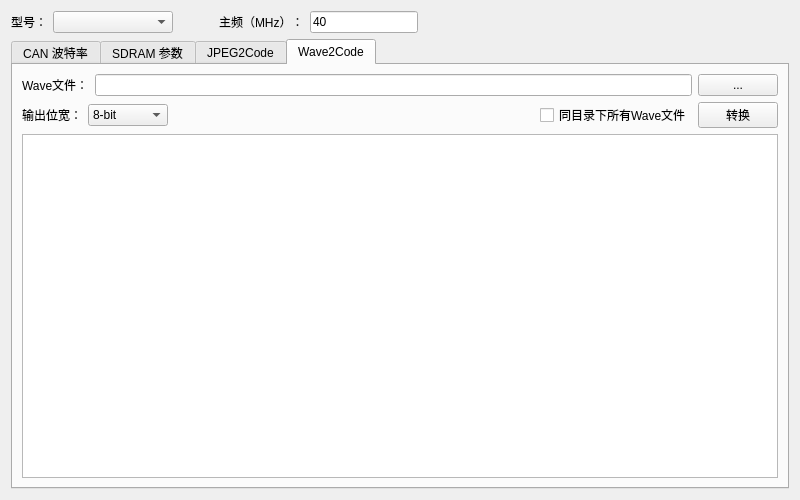
Before: the Qt Designer form SWMTool.ui in Synwit-Co-Ltd/SWMTool, drawn with Qt 5.
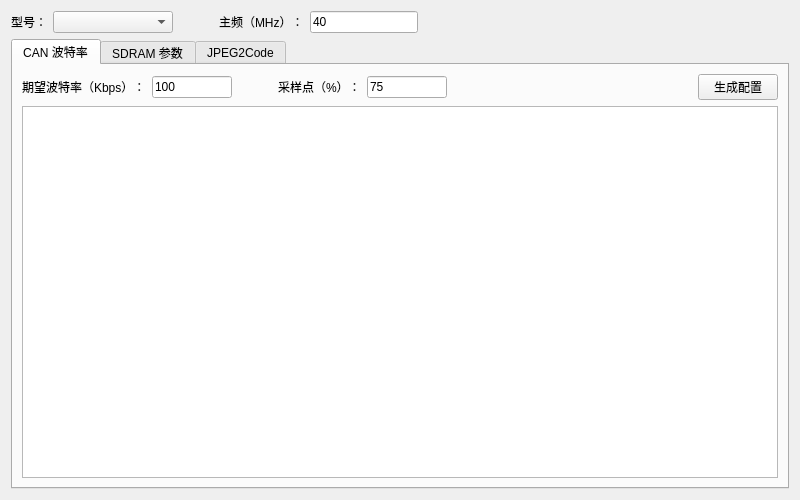
After: the same form once the commit is applied. The open tabs and pages were chosen to show the change.

Commit message: remove Wave2Code function

What changed in the file:
```diff
--- a/SWMTool.ui
+++ b/SWMTool.ui
@@ -360,99 +360,6 @@
        </item>
       </layout>
      </widget>
-     <widget class="QWidget" name="tabWav">
-      <attribute name="title">
-       <string>Wave2Code</string>
-      </attribute>
-      <layout class="QVBoxLayout" name="vLayoutWav">
-       <item>
-        <layout class="QHBoxLayout" name="hLayoutWav1">
-         <item>
-          <widget class="QLabel" name="lblWavFile">
-           <property name="text">
-            <string>Wave文件：</string>
-           </property>
-          </widget>
-         </item>
-         <item>
-          <widget class="QLineEdit" name="linWavFile"/>
-         </item>
-         <item>
-          <widget class="QPushButton" name="btnWavFile">
-           <property name="text">
-            <string>...</string>
-           </property>
-          </widget>
-         </item>
-        </layout>
-       </item>
-       <item>
-        <layout class="QHBoxLayout" name="hLayoutWav2">
-         <item>
-          <widget class="QLabel" name="lblWavObit">
-           <property name="text">
-            <string>输出位宽：</string>
-           </property>
-          </widget>
-         </item>
-         <item>
-          <widget class="QComboBox" name="cmbWavObit">
-           <property name="minimumSize">
-            <size>
-             <width>80</width>
-             <height>0</height>
-            </size>
-           </property>
-           <item>
-            <property name="text">
-             <string>8-bit</string>
-            </property>
-           </item>
-           <item>
-            <property name="text">
-             <string>16-bit</string>
-            </property>
-           </item>
-          </widget>
-         </item>
-         <item>
-          <spacer name="hSpacerWav">
-           <property name="orientation">
-            <enum>Qt::Horizontal</enum>
-           </property>
-           <property name="sizeHint" stdset="0">
-            <size>
-             <width>40</width>
-             <height>20</height>
-            </size>
-           </property>
-          </spacer>
-         </item>
-         <item>
-          <widget class="QCheckBox" name="chkWavAll">
-           <property name="text">
-            <string>同目录下所有Wave文件</string>
-           </property>
-          </widget>
-         </item>
-         <item>
-          <widget class="QPushButton" name="btnWavConv">
-           <property name="text">
-            <string>转换</string>
-           </property>
-          </widget>
-         </item>
-        </layout>
-       </item>
-       <item>
-        <widget class="QTextEdit" name="txtWavShow">
-         <property name="readOnly">
-          <bool>true</bool>
-         </property>
-        </widget>
-       </item>
-      </layout>
-     </widget>
     </widget>
    </item>
   </layout>
```
The commit also changes 2 other files.
